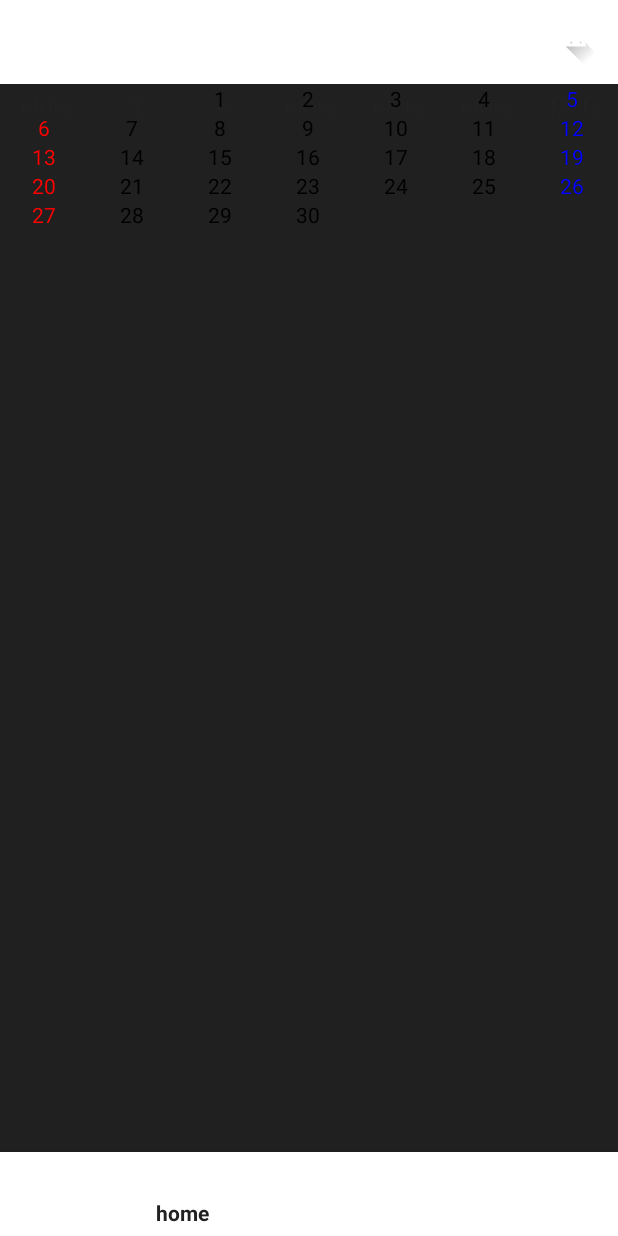
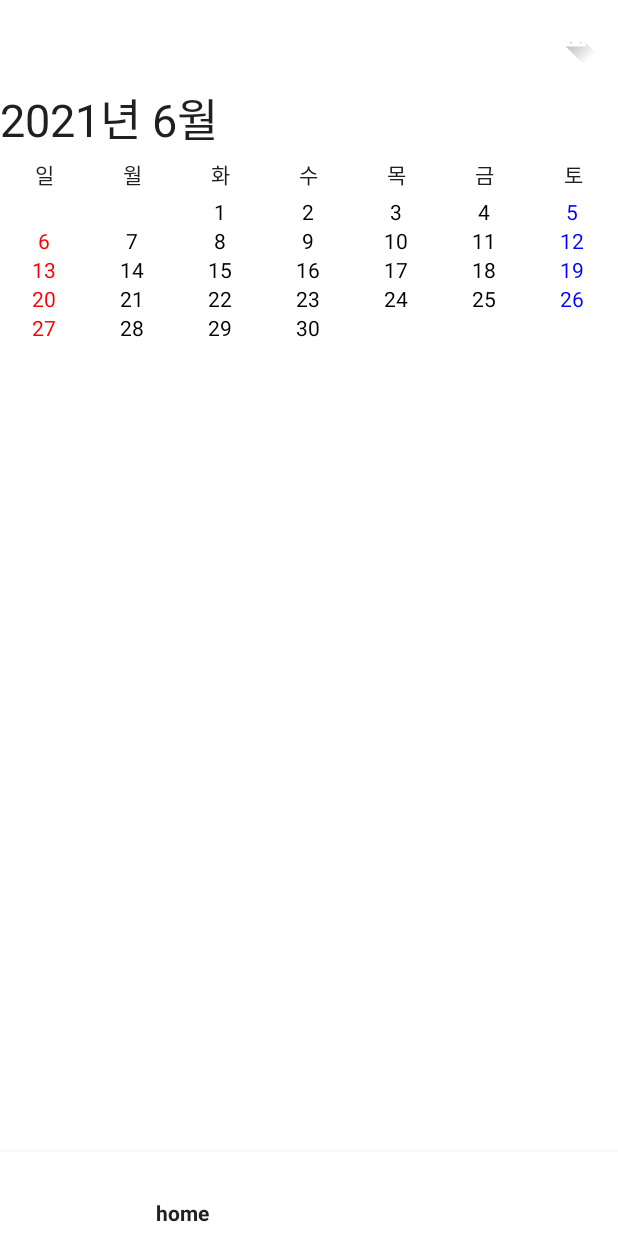
Before and after one commit to dndbekfrl1/WishBook, an Android app: the screen it shows after launch (MainActivity), on a phone screen of 412 x 824 dp. Run offline under Robolectric (Android 15) with nearby library versions, the phone set to English and light mode, and no system bars.

Commit message:
캘린더 Header

```diff
--- a/WishBook/app/src/main/java/com/jina/wishbook/Calendar/CalendarFragment.java
+++ b/WishBook/app/src/main/java/com/jina/wishbook/Calendar/CalendarFragment.java
@@ -11,6 +11,7 @@ import androidx.annotation.RequiresApi;
 import androidx.fragment.app.Fragment;
 
 import android.util.DisplayMetrics;
+import android.util.Log;
 import android.view.LayoutInflater;
 import android.view.Menu;
 import android.view.MenuInflater;
@@ -18,22 +19,16 @@ import android.view.MenuItem;
 import android.view.View;
 import android.view.ViewGroup;
 import android.widget.BaseAdapter;
-import android.widget.CalendarView;
 import android.widget.GridView;
-import android.widget.LinearLayout;
-import android.widget.ListAdapter;
 import android.widget.TextView;
 import androidx.appcompat.widget.Toolbar;
 
 import com.jina.wishbook.Camera.CameraActivity;
 import com.jina.wishbook.R;
 
-import java.text.SimpleDateFormat;
 import java.util.ArrayList;
 
 import java.util.Calendar;
-import java.util.Date;
-import java.util.HashSet;
 
 
 public class CalendarFragment extends Fragment {
@@ -45,6 +40,7 @@ public class CalendarFragment extends Fragment {
     ArrayList<CalData> arrData;
     Calendar mCal;
     Calendar mCalToday;
+    TextView dateTitle;
 
     public CalendarFragment() {
         // Required empty public constructor
@@ -58,6 +54,9 @@ public class CalendarFragment extends Fragment {
     }
 
     public void setCalendarDate(int month, GridView gridView){
+        Log.e("", String.valueOf(Calendar.YEAR));
+
+
         arrData= new ArrayList<CalData>();
 
         mCalToday.set(mCal.get(Calendar.YEAR), month-1,1);
@@ -76,6 +75,8 @@ public class CalendarFragment extends Fragment {
             mCalToday.set(mCal.get(Calendar.YEAR), month-1, (i+1));
             arrData.add(new CalData((i+1), mCalToday.get(Calendar.DAY_OF_WEEK)));
         }
+
+        dateTitle.setText(mCal.get(Calendar.YEAR)+"년 "+(mCal.get(Calendar.MONTH) + 1)+"월");
 
         adapter = new DateAdapter(this.getContext(),arrData);
         gridView.setAdapter(adapter);
@@ -108,9 +109,11 @@ public class CalendarFragment extends Fragment {
         toolbar.setTitle("여기는 캘린더");
 
 
+
         mCalToday = Calendar.getInstance();
         mCal = Calendar.getInstance();
         gridView = view.findViewById(R.id.calendar_grid);
+        dateTitle = view.findViewById(R.id.date_title);
 
         setCalendarDate(mCal.get(Calendar.MONTH)+1,gridView);
 
--- a/WishBook/app/src/main/java/com/jina/wishbook/Camera/CameraActivity.java
+++ b/WishBook/app/src/main/java/com/jina/wishbook/Camera/CameraActivity.java
@@ -12,11 +12,8 @@ import android.util.Log;
 import android.view.SurfaceView;
 import android.view.View;
 import android.widget.Button;
-import android.widget.ImageView;
-import android.widget.ProgressBar;
 
 import androidx.appcompat.app.AppCompatActivity;
-import androidx.fragment.app.FragmentManager;
 
 import com.google.api.client.extensions.android.http.AndroidHttp;
 import com.google.api.client.googleapis.json.GoogleJsonResponseException;
--- a/WishBook/app/src/main/java/com/jina/wishbook/WishList/WishFragment.java
+++ b/WishBook/app/src/main/java/com/jina/wishbook/WishList/WishFragment.java
@@ -60,6 +60,7 @@ public class WishFragment extends Fragment {
 
         DividerItemDecoration dividerItemDecoration = new DividerItemDecoration(this.getContext(),new LinearLayoutManager(this.getContext()).getOrientation());
         recyclerView.addItemDecoration(dividerItemDecoration);
+
         return view;
     }
 
--- a/WishBook/app/src/main/res/layout/fragment_calendar.xml
+++ b/WishBook/app/src/main/res/layout/fragment_calendar.xml
@@ -4,8 +4,24 @@
     android:layout_width="match_parent"
     android:layout_height="match_parent"
     android:id="@+id/fragment_calendar"
-    android:background="@color/black"
     tools:context=".Calendar.CalendarFragment">
+
+
+    <LinearLayout
+        android:layout_width="match_parent"
+        android:layout_height="wrap_content"
+        android:orientation="vertical">
+
+        <TextView
+            android:id="@+id/date_title"
+            android:layout_width="wrap_content"
+            android:layout_height="wrap_content"
+            android:textSize="30sp"
+            android:textStyle="normal"
+            android:textAppearance="@android:style/TextAppearance.Holo.Medium"
+            android:textColor="@color/black"
+            android:text="2021년 6월"/>
+        <!-- date title -->
 
 
 
@@ -22,15 +38,23 @@
             android:layout_height="wrap_content"
             android:layout_weight="1"
             android:gravity="center_horizontal"
-            android:textColor="#222222"
-            android:text="MON"/>
+            android:textColor="@color/black"
+            android:text="일"/>
 
         <TextView
             android:layout_width="0dp"
             android:layout_height="wrap_content"
             android:layout_weight="1"
             android:gravity="center_horizontal"
-            android:textColor="#222222"
+            android:textColor="@color/black"
+            android:text="월"/>
+
+        <TextView
+            android:layout_width="0dp"
+            android:layout_height="wrap_content"
+            android:layout_weight="1"
+            android:gravity="center_horizontal"
+            android:textColor="@color/black"
             android:text="화"/>
 
         <TextView
@@ -38,7 +62,7 @@
             android:layout_height="wrap_content"
             android:layout_weight="1"
             android:gravity="center_horizontal"
-            android:textColor="#222222"
+            android:textColor="@color/black"
             android:text="수"/>
 
         <TextView
@@ -46,32 +70,24 @@
             android:layout_height="wrap_content"
             android:layout_weight="1"
             android:gravity="center_horizontal"
-            android:textColor="#222222"
-            android:text="MON"/>
+            android:textColor="@color/black"
+            android:text="목"/>
 
         <TextView
             android:layout_width="0dp"
             android:layout_height="wrap_content"
             android:layout_weight="1"
             android:gravity="center_horizontal"
-            android:textColor="#222222"
-            android:text="MON"/>
+            android:textColor="@color/black"
+            android:text="금"/>
 
         <TextView
             android:layout_width="0dp"
             android:layout_height="wrap_content"
             android:layout_weight="1"
             android:gravity="center_horizontal"
-            android:textColor="#222222"
-            android:text="MON"/>
-
-        <TextView
-            android:layout_width="0dp"
-            android:layout_height="wrap_content"
-            android:layout_weight="1"
-            android:gravity="center_horizontal"
-            android:textColor="#222222"
-            android:text="MON"/>
+            android:textColor="@color/black"
+            android:text="토"/>
     </LinearLayout>
 
     <!-- days view -->
@@ -79,8 +95,8 @@
         android:id="@+id/calendar_grid"
         android:layout_width="match_parent"
         android:layout_height="240dp"
-        android:numColumns="7"/>
+        android:numColumns="7" />
 
-
+    </LinearLayout>
 
 </FrameLayout>
```
Also changed, not shown: WishBook/app/src/main/java/com/jina/wishbook/Calendar/CalendarAdapter.java (deleted, +0 -74 lines), WishBook/app/src/main/java/com/jina/wishbook/WishList/WishListViewAdapter.java (+10 -1 lines).
